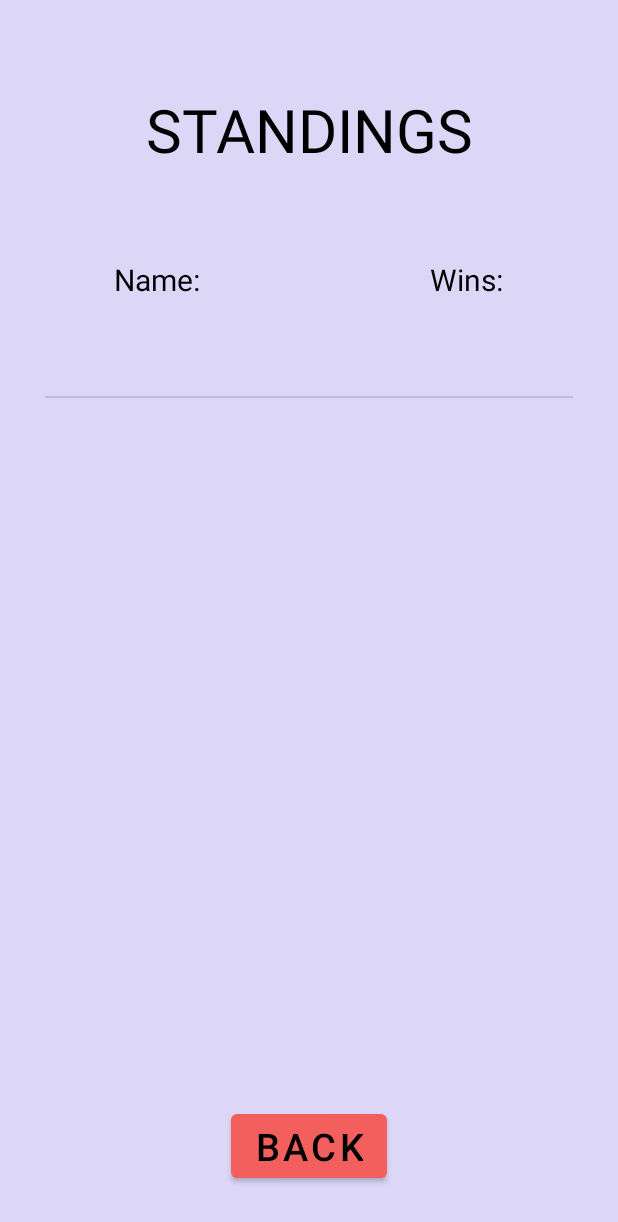
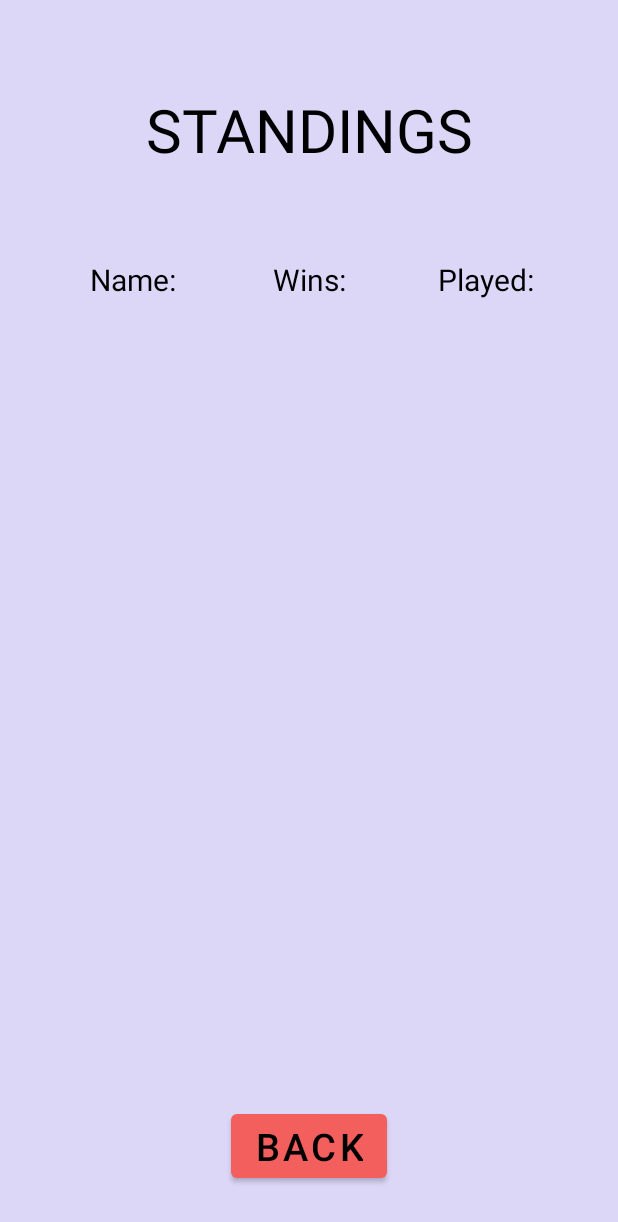
Before and after one commit to dolbek/TicTacToeAndroid, an Android app: the StandingsActivity screen opened directly, with no data from a screen before it, on a phone screen of 412 x 824 dp. Shown: the top 1222 px of the screen. Run offline under Robolectric (Android 15) with nearby library versions, the phone set to English and light mode, and no system bars.

Commit message:
Changed display of stats to use a player object in order to use three columns without the deprecated SimpleCursorAdapter.
Changed stats to include last played.

Fixed bug where first item in the stat list was blank.

```diff
--- a/app/src/main/java/com/jessedean/tictactoe/StandingsActivity.java
+++ b/app/src/main/java/com/jessedean/tictactoe/StandingsActivity.java
@@ -1,37 +1,34 @@
 package com.jessedean.tictactoe;
 
-import androidx.annotation.NonNull;
-import androidx.annotation.Nullable;
 import androidx.appcompat.app.AppCompatActivity;
-import androidx.loader.app.LoaderManager;
-import androidx.loader.content.CursorLoader;
-import androidx.loader.content.Loader;
 
 import android.content.Context;
 import android.content.Intent;
 import android.content.SharedPreferences;
 import android.content.res.Resources;
-import android.database.MatrixCursor;
 import android.os.Bundle;
 import android.view.View;
 import android.widget.Button;
 import android.widget.ListView;
-import android.widget.SimpleCursorAdapter;
-
-import java.io.FileDescriptor;
-import java.io.PrintWriter;
 
 public class StandingsActivity extends AppCompatActivity implements View.OnClickListener{
 
     //Shared preferences to store settings
     SharedPreferences settings;
 
-    ListView scoreBoard;
+    //Separator for stored strings
+    final String SEP = "⛏";
+
+    ListView scoreList;
 
     String[] scoreNames;
     String scoreNamesString;
     String[] scores;
     String scoresString;
+    String[] lastPlayed;
+    String lastPlayedString;
+
+    Player[] records;
 
     Resources res;
 
@@ -41,12 +38,14 @@ public class StandingsActivity extends AppCompatActivity implements View.OnClick
         setContentView(R.layout.activity_standings);
 
         res = getResources();
-        scoreBoard = findViewById(R.id.standingsListView);
+        scoreList = findViewById(R.id.scoreList);
 
         //Load standings records
         settings = getSharedPreferences(res.getString(R.string.prefKey), Context.MODE_PRIVATE);
         scoreNamesString = settings.getString(res.getString(R.string.namesKey), "");
         scoresString = settings.getString(res.getString(R.string.scoresKey), "");
+        lastPlayedString = settings.getString(res.getString(R.string.lastPlayedKey), "");
+
 
         //Set the scores in an array, and populate the list
         setScoreArrays();
@@ -57,23 +56,12 @@ public class StandingsActivity extends AppCompatActivity implements View.OnClick
     }
 
     //Populates the list with the stored scoreboard values
-    //TODO figure out an alternate way to do this without the deprecated class
     private void populateScoreboard() {
-        final String NAME = "Player: ";
-        final String SCORE = "Wins: ";
-        final String[] MATRIX = {"_id", "name", "score"};
-        final String[] COLUMNS = {"name", "score"};
-        final int[] LAYOUTS = {android.R.id.text1, android.R.id.text2};
 
-        MatrixCursor cursor = new MatrixCursor(MATRIX);
+        ThreeColAdapter<Player> adapter = new ThreeColAdapter<Player>(this, R.layout.three_column_list, records);
 
-        //cursor.addRow(new Object[] {0, NAME, SCORE});
-        for(int i = 0; i < scoreNames.length; i++)
-            cursor.addRow(new Object[] {i, scoreNames[i], scores[i]});
+        scoreList.setAdapter(adapter);
 
-        SimpleCursorAdapter adapter = new SimpleCursorAdapter(this, R.layout.list_two_items, cursor, COLUMNS, LAYOUTS);
-
-        scoreBoard.setAdapter(adapter);
 
     }
 
@@ -85,9 +73,17 @@ public class StandingsActivity extends AppCompatActivity implements View.OnClick
         this.finish();
     }
 
-    //Translates the stored strings of scores into arrays for ease of use
+    //Translates the stored strings of scores into Player objects
     private void setScoreArrays() {
-        scoreNames = scoreNamesString.split(",");
-        scores = scoresString.split(",");
+        scoreNames = scoreNamesString.split(SEP);
+        scores = scoresString.split(SEP);
+        lastPlayed = lastPlayedString.split(SEP);
+
+        records = new Player[scoreNames.length - 1];
+
+        for(int i = 1; i < scoreNames.length; i++) {
+            Player player = new Player(scoreNames[i], scores[i], lastPlayed[i]);
+            records[i-1] = player;
+        }
     }
 }
--- /dev/null
+++ b/app/src/main/java/com/jessedean/tictactoe/ThreeColAdapter.java
@@ -0,0 +1,48 @@
+package com.jessedean.tictactoe;
+
+import android.content.Context;
+import android.view.LayoutInflater;
+import android.view.View;
+import android.view.ViewGroup;
+import android.widget.ArrayAdapter;
+import android.widget.TextView;
+
+import androidx.annotation.NonNull;
+import androidx.annotation.Nullable;
+
+/*An array adapter to display three columns of data in a listview */
+public class ThreeColAdapter<T> extends ArrayAdapter<Player> {
+
+    private Context mContext;
+    private int mResource;
+
+    //Constructor
+    public ThreeColAdapter(@NonNull Context context, int resource, @NonNull Player[] objects) {
+        super(context, resource, objects);
+        mContext = context;
+        mResource = resource;
+    }
+
+    //Sets the text and inflates the view
+    @NonNull
+    @Override
+    public View getView(int position, @Nullable View convertView, @NonNull ViewGroup parent) {
+        Player player = getItem(position);
+        String name = player.getName();
+        String wins = player.getWins();
+        String lastPlayed = player.getLastPlayed();
+
+        LayoutInflater inflater = LayoutInflater.from(mContext);
+        convertView = inflater.inflate(mResource, parent, false);
+
+        TextView nameText = convertView.findViewById(R.id.text1);
+        TextView winsText = convertView.findViewById(R.id.text2);
+        TextView lastPlayedText = convertView.findViewById(R.id.text3);
+
+        nameText.setText(name);
+        winsText.setText(wins);
+        lastPlayedText.setText(lastPlayed);
+
+        return convertView;
+    }
+}
--- a/app/src/main/res/layout/activity_standings.xml
+++ b/app/src/main/res/layout/activity_standings.xml
@@ -21,12 +21,13 @@
         android:layout_width="match_parent"
         android:layout_height="wrap_content"
         android:gravity="center"
-        android:hapticFeedbackEnabled="false"
+        android:layout_marginLeft="30dp"
+        android:layout_marginRight="30dp"
         android:orientation="horizontal">
 
         <TextView
             android:id="@+id/nameLabel"
-            android:layout_width="wrap_content"
+            android:layout_width="0dp"
             android:layout_height="wrap_content"
             android:layout_weight="1"
             android:gravity="center"
@@ -35,24 +36,37 @@
 
         <TextView
             android:id="@+id/winsLabel"
-            android:layout_width="wrap_content"
+            android:layout_width="0dp"
             android:layout_height="wrap_content"
             android:layout_weight="1"
             android:gravity="center"
             android:text="@string/winLabel"
             android:textSize="20sp" />
+
+        <TextView
+            android:id="@+id/playedLabel"
+            android:layout_width="0dp"
+            android:layout_height="wrap_content"
+            android:layout_weight="1"
+            android:gravity="center"
+            android:text="@string/playedLabel"
+            android:textSize="20sp" />
     </LinearLayout>
 
-    <ListView
-        android:id="@+id/standingsListView"
+    <LinearLayout
         android:layout_width="match_parent"
         android:layout_height="0dp"
         android:layout_marginLeft="30dp"
         android:layout_marginRight="30dp"
         android:layout_marginBottom="30dp"
-        android:layout_weight="4">
+        android:layout_weight="4"
+        android:orientation="horizontal">
 
-    </ListView>
+        <ListView
+            android:id="@+id/scoreList"
+            android:layout_width="match_parent"
+            android:layout_height="match_parent" />
+    </LinearLayout>
 
     <LinearLayout
         android:layout_width="match_parent"
--- a/app/src/main/res/layout/list_two_items.xml
+++ /dev/null
@@ -1,31 +0,0 @@
-<?xml version="1.0" encoding="utf-8"?>
-<TwoLineListItem
-    xmlns:android="http://schemas.android.com/apk/res/android"
-    android:paddingTop="2dip"
-    android:paddingBottom="2dip"
-    android:layout_width="fill_parent"
-    android:layout_height="wrap_content"
-    android:minHeight="?android:attr/listPreferredItemHeight"
-    android:mode="oneLine"
-    >
-    <TextView
-        android:id="@android:id/text1"
-        android:gravity="left"
-        android:layout_width="wrap_content"
-        android:layout_height="wrap_content"
-        android:layout_marginLeft="6dip"
-        android:layout_marginTop="6dip"
-        android:textAppearance="?android:attr/textAppearanceLarge"
-        />
-    <TextView
-        android:id="@android:id/text2"
-        android:gravity="right"
-        android:layout_width="fill_parent"
-        android:layout_height="wrap_content"
-        android:layout_marginLeft="6dip"
-        android:layout_marginTop="6dip"
-        android:layout_marginRight="6dip"
-        android:layout_toRightOf="@android:id/text1"
-        android:textAppearance="?android:attr/textAppearanceLarge"
-        />
-</TwoLineListItem>
--- a/app/src/main/res/values/strings.xml
+++ b/app/src/main/res/values/strings.xml
@@ -1,6 +1,5 @@
 <resources>
     <string name="app_name">Tic Tac Toe</string>
-
 
     <!-- String keys for storage -->
     <string name="player1Key">String key for player 1</string>
@@ -8,8 +7,10 @@
     <string name="aiMode">String key for AI mode</string>
     <string name="namesKey">String key for names</string>
     <string name="scoresKey">String key for scores</string>
+    <string name="lastPlayedKey">String key for last played</string>
     <string name="prefKey">String key for shared preferences</string>
     <string name="playerFirstKey">String key for player first</string>
+
 
     <!-- Dialogue box for game type -->
     <string name="playerCount">Game Type:</string>
@@ -39,6 +40,7 @@
     <string name="standingsTitle">STANDINGS</string>
     <string name="nameLabel">Name:</string>
     <string name="winLabel">Wins:</string>
+    <string name="playedLabel">Played:</string>
     <string name="backButton">BACK</string>
     <string name="player1">Player 1</string>
     <string name="player2">Player 2</string>
```
Also changed, not shown: app/src/main/java/com/jessedean/tictactoe/GameActivity.java (+66 -4 lines), app/src/main/java/com/jessedean/tictactoe/Player.java (added, +31 -0 lines), app/src/main/res/layout/three_column_list.xml (added, +40 -0 lines).
